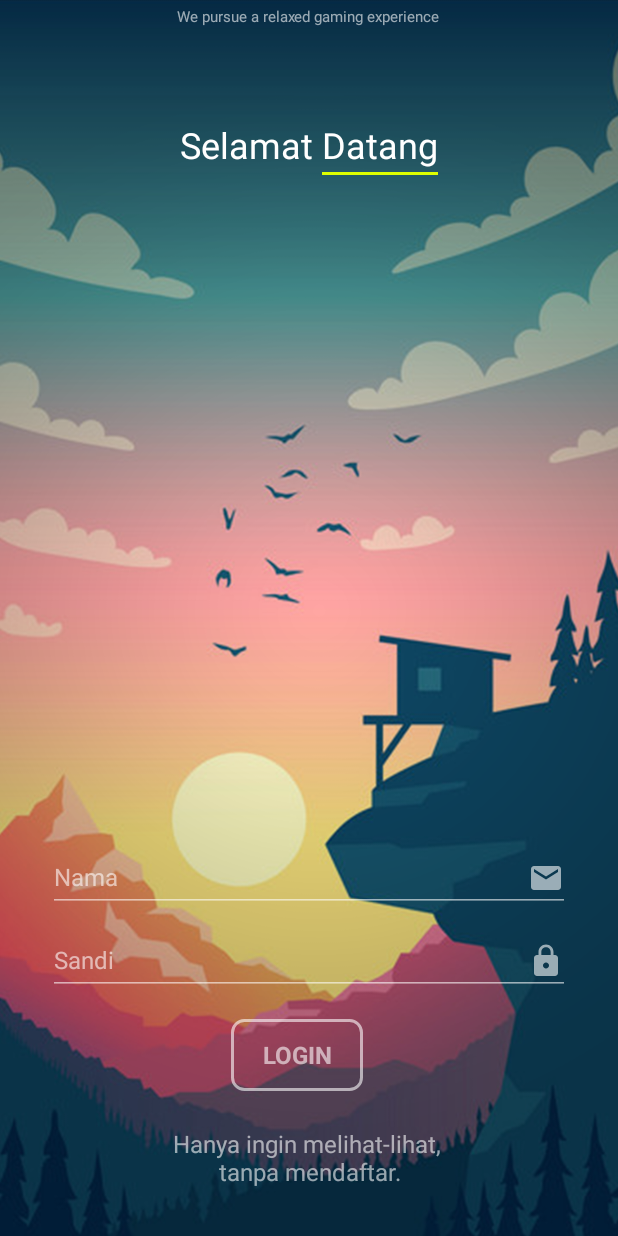
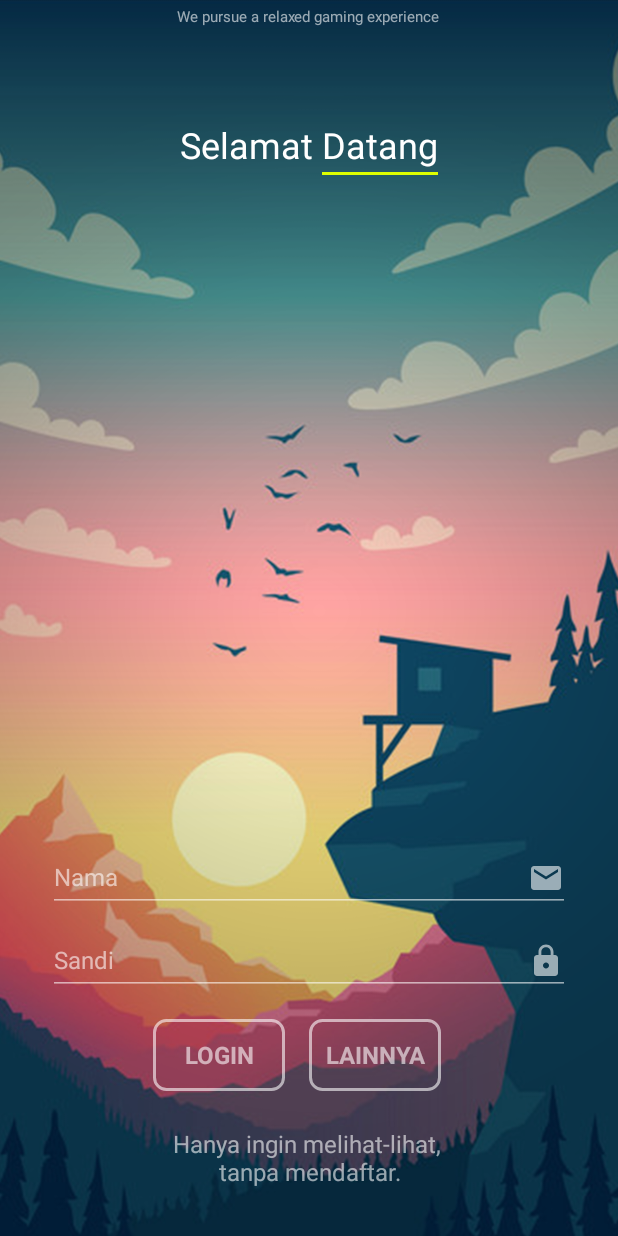
Before and after one commit to smallest87/Wordpress-To-Android-Adapter, an Android app: the screen it shows after launch (LoginActivity), on a phone screen of 412 x 824 dp. Run offline under Robolectric (Android 15) with nearby library versions, the phone set to English and light mode, and no system bars.

Commit message:
Menambah other_button pada activity_login.xml

```diff
--- a/CafeOrderApp/app/src/main/res/layout/activity_login.xml
+++ b/CafeOrderApp/app/src/main/res/layout/activity_login.xml
@@ -130,6 +130,18 @@
                 android:textStyle="bold"
                 android:textSize="16sp"
                 android:id="@+id/orderButton" />
+            <Button
+                android:layout_width="wrap_content"
+                android:layout_height="wrap_content"
+                android:textColor="#96ffffff"
+                android:fontFamily="@font/calibri"
+                android:layout_marginEnd="16dp"
+                android:background="@drawable/buttonshapewhitebg"
+                android:text="@string/other_button"
+                android:textAllCaps="false"
+                android:textStyle="bold"
+                android:textSize="16sp"
+                android:id="@+id/otherButton" />
         </LinearLayout>
         <TextView
             android:layout_width="match_parent"
--- a/CafeOrderApp/app/src/main/res/values/strings.xml
+++ b/CafeOrderApp/app/src/main/res/values/strings.xml
@@ -3,6 +3,7 @@
     <string name="password_hint">Sandi</string>
     <string name="name_hint">Nama</string>
     <string name="order_button">LOGIN</string>
+    <string name="other_button">LAINNYA</string>
     <string name="string_default_name">Pengguna</string>
     <string name="string_default_password">Sandi</string>
     <string name="logo_description">Logo Cafe</string>
```
